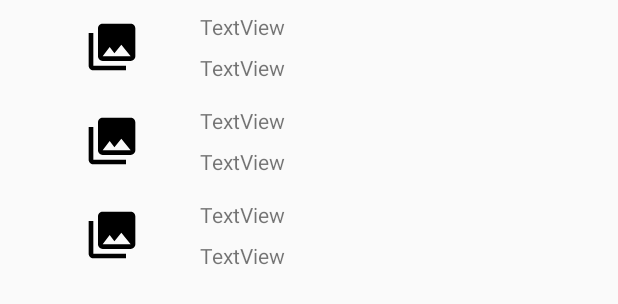
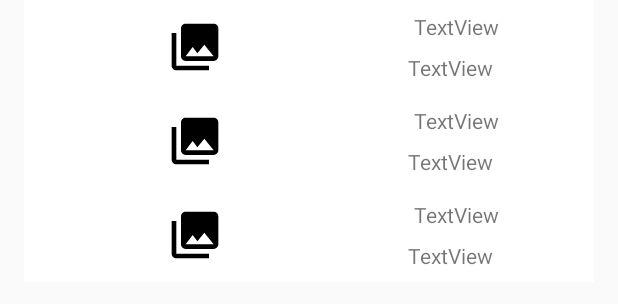
Before and after one commit to ligenhw/pwstore, an Android app: the layout fragment_pwlist_list.xml on its own in the app's theme, with its tools: preview values and no code run, on a phone screen of 412 x 824 dp. Shown: the top 304 px of the screen. Run offline under Robolectric (Android 15) with nearby library versions, the phone set to English and light mode, and no system bars.

```diff
--- a/app/build.gradle
+++ b/app/build.gradle
@@ -53,4 +53,5 @@ dependencies {
 
     // Test helpers
     testImplementation "androidx.room:room-testing:$room_version"
+    implementation 'androidx.recyclerview:recyclerview-selection:1.0.0-beta01'
 }
--- /dev/null
+++ b/app/src/main/res/drawable/item_background.xml
@@ -0,0 +1,5 @@
+<?xml version="1.0" encoding="utf-8"?>
+<selector xmlns:android="http://schemas.android.com/apk/res/android">
+    <item android:drawable="@android:color/holo_blue_light" android:state_activated="true" />
+    <item android:drawable="@android:color/white" />
+</selector>
--- a/app/src/main/res/layout/fragment_pwlist_list.xml
+++ b/app/src/main/res/layout/fragment_pwlist_list.xml
@@ -11,4 +11,4 @@
         android:layout_marginRight="16dp"
         app:layoutManager="LinearLayoutManager"
         tools:context=".activity.PwListFragment"
-        tools:listitem="@layout/fragment_pwlist"/>
+        tools:listitem="@layout/pwlist_item"/>
--- a/app/src/main/res/layout/fragment_pwlist.xml
+++ b/app/src/main/res/layout/pwlist_item.xml
@@ -5,7 +5,7 @@
         xmlns:app="http://schemas.android.com/apk/res-auto"
         android:layout_width="match_parent"
         android:layout_height="wrap_content"
-        tools:context=".activity.CreatePwActivity">
+        tools:context=".activity.CreatePwActivity" android:background="@drawable/item_background">
     <ImageView
             android:layout_width="53dp"
             android:layout_height="37dp" app:srcCompat="@drawable/ic_menu_gallery"
@@ -14,14 +14,15 @@
             android:layout_marginStart="32dp"
             android:layout_marginBottom="8dp"
             app:layout_constraintBottom_toBottomOf="parent" app:layout_constraintEnd_toStartOf="@+id/nameTextView"
-            android:layout_marginEnd="32dp"/>
+            android:layout_marginEnd="32dp" app:layout_constraintHorizontal_bias="0.52"/>
     <TextView
             android:text="TextView"
             android:layout_width="wrap_content"
             android:layout_height="wrap_content"
             android:id="@+id/nameTextView"
             app:layout_constraintStart_toEndOf="@+id/imageView2" android:layout_marginStart="32dp"
-            android:layout_marginTop="8dp" app:layout_constraintTop_toTopOf="parent"/>
+            android:layout_marginTop="8dp" app:layout_constraintTop_toTopOf="parent"
+            app:layout_constraintEnd_toEndOf="parent" android:layout_marginEnd="8dp"/>
     <TextView
             android:text="TextView"
             android:layout_width="wrap_content"
@@ -29,6 +30,7 @@
             android:id="@+id/accountTextView" android:layout_marginTop="8dp"
             app:layout_constraintTop_toBottomOf="@+id/nameTextView"
             app:layout_constraintBottom_toBottomOf="parent" android:layout_marginBottom="8dp"
-            app:layout_constraintVertical_bias="0.0" app:layout_constraintStart_toEndOf="@+id/imageView2"
-            android:layout_marginStart="32dp"/>
+            app:layout_constraintVertical_bias="0.0"
+            android:layout_marginEnd="8dp" app:layout_constraintEnd_toEndOf="@+id/nameTextView"
+            app:layout_constraintStart_toStartOf="@+id/nameTextView"/>
 </androidx.constraintlayout.widget.ConstraintLayout>
--- a/build.gradle
+++ b/build.gradle
@@ -6,7 +6,7 @@ buildscript {
         maven { url 'https://mirrors.huaweicloud.com/repository/maven/' }
     }
     dependencies {
-        classpath 'com.android.tools.build:gradle:3.3.2'
+        classpath 'com.android.tools.build:gradle:3.4.1'
         classpath "org.jetbrains.kotlin:kotlin-gradle-plugin:$kotlin_version"
         // NOTE: Do not place your application dependencies here; they belong
         // in the individual module build.gradle files
```
Also changed, not shown: app/src/main/java/cn/bestlang/pwstore/activity/MyDetailsLookup.kt (added, +19 -0 lines), app/src/main/java/cn/bestlang/pwstore/activity/MyPwListRecyclerViewAdapter.kt (+17 -2 lines), app/src/main/java/cn/bestlang/pwstore/activity/PwListFragment.kt (+17 -1 lines), 2 other files.
